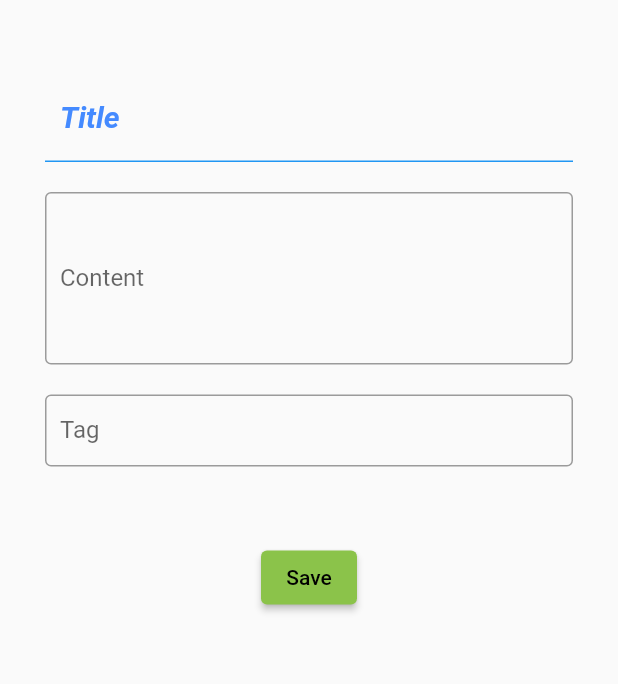
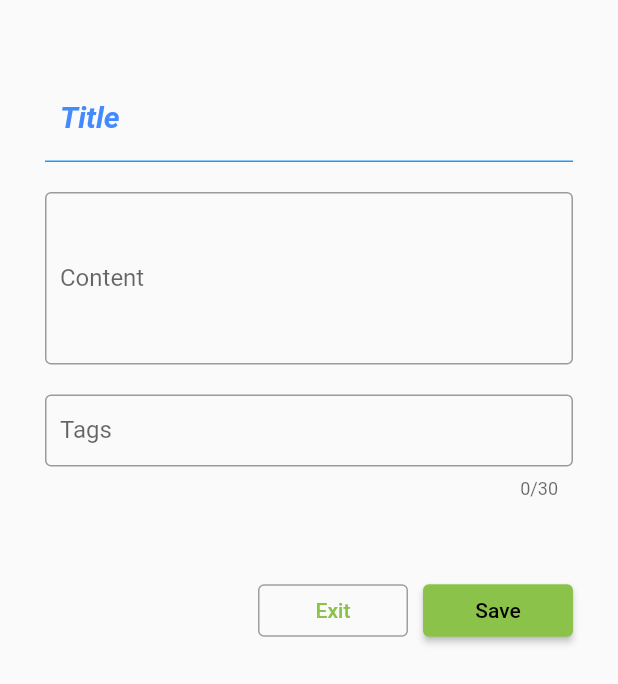
Before and after one commit to sueleekr/flutter-practice, a Flutter app: the screen it shows after launch, after a tap on the "add" icon, on a phone screen of 412 x 824 dp. Shown: the top 684 px of the screen. Run offline on Flutter 3.47's test engine with Material 2 defaults, Android fonts, the phone set to English and light mode, and no system bars; our stand-ins replace async_redux.

Commit message:
multi tag

```diff
--- a/lib/main.dart
+++ b/lib/main.dart
@@ -26,8 +26,8 @@ class MyApp extends StatelessWidget {
         //'/addnote': (context) => NoteDetails(),
         '/notedetails': (context)
           {
-            final dynamic args = ModalRoute.of(context)!.settings.arguments;
-            return NoteDetails(note:args);
+            final NoteDetailsArguments args = ModalRoute.of(context)!.settings.arguments as NoteDetailsArguments;
+            return NoteDetails(note: args.note);
           }
       },
     )
--- a/lib/model/note.dart
+++ b/lib/model/note.dart
@@ -1,14 +1,14 @@
 class Note {
-  int id = 0;
+  int? id;
   String title = '';
   String content = '';
-  String tag = '';
+  List<String>? tags;
 
-  Note(String title, String content,{String tag = '', int id = 0}){
-    this.id = id;
-    this.title = title;
-    this.content = content;
-    this.tag = tag;
-  }
+  Note({
+    this.id,
+    this.title = '',
+    this.content = '',
+    this.tags
+  });
 
 }
--- a/lib/pages/addlistview.dart
+++ b/lib/pages/addlistview.dart
@@ -1,10 +1,9 @@
 import 'package:async_redux/async_redux.dart' as Redux;
 import 'package:flutter/material.dart';
 import 'package:todo_with_redux/model/note.dart';
-import 'package:todo_with_redux/redux/actions/notedeleteaction.dart';
 import 'package:todo_with_redux/redux/app_state.dart';
-import 'package:todo_with_redux/redux/store.dart';
-import 'dart:math' as math;
+import 'package:todo_with_redux/widgets/noteitme.dart';
+import 'notedetails.dart';
 
 class _AddListView extends StatefulWidget {
 
@@ -21,18 +20,34 @@ class __AddListViewState extends State<_AddListView> {
   TextEditingController contentController = TextEditingController();
   TextEditingController testController = TextEditingController();
 
-  late Note note;
-
   @override
   Widget build(BuildContext context) {
     return
     Scaffold(
       appBar:
         AppBar(
-          title:Text('My Notes')
+          title:Text('My Notes'),
+          actions: [
+            Padding(
+              padding: EdgeInsets.only(right: 20.0),
+              child: GestureDetector(
+                onTap: () {
+                  Navigator.pushNamed(context,
+                    '/notedetails',
+                    arguments: NoteDetailsArguments()
+                  );
+                },
+                child: Icon(
+                  Icons.add,
+                  color: Colors.yellowAccent,
+                  size: 40.0,
                 ),
-      floatingActionButton:FloatingActionButton(
-        //backgroundColor: Colors.lightGreen,
+              )
+            ),
+          ],
+        ),
+
+/*         floatingActionButton:FloatingActionButton(
           child: Icon(Icons.add),
           onPressed: () => {
             Navigator.pushNamed(context,
@@ -40,47 +55,22 @@ class __AddListViewState extends State<_AddListView> {
               arguments: Note('',''),
             )
           }
-      ),
+        ), */
+
       body:
         Center(
             child:
               Column(
                 children: [
                   Padding(padding: EdgeInsets.only(top: 30)),
-/*                   ElevatedButton(
-                    onPressed: ()=>
-                      Navigator.of(context).pushNamed("/addnote"),
-                    child: Text('Add new note')
-                  ), */
-/*                   TextField(
-                    controller: titleController,
-                    decoration: InputDecoration(
-                      border: OutlineInputBorder(),
-                      labelText: 'Title'
-                    ),
-                  ),
-                  Padding(padding: EdgeInsets.only(top: 10)),
-                  TextField(
-                    controller: contentController,
-                    decoration: InputDecoration(
-                      border: OutlineInputBorder(),
-                      labelText: 'Content'
-                    ),
-                  ),
-                  Padding(padding: EdgeInsets.only(top: 20)),
-                  ElevatedButton(
-                    onPressed: ()=>
-                      onPressAdd(),
-                    child: Text('Add')
-                  ), */
-                  Padding(padding: EdgeInsets.only(top: 10)),
                   Expanded(
                     child:
                       ListView.builder(
                         itemCount: widget.notes.length,
                         itemBuilder: (context, idx){
                           return
-                            Card(
+                            NoteItem(note: widget.notes[idx]);
+/*                             Card(
                               child: ListTile(
                                 onTap: (){
                                   Navigator.pushNamed(context,
@@ -90,7 +80,14 @@ class __AddListViewState extends State<_AddListView> {
                                 },
                                 leading: Text(widget.notes[idx].id.toString()),
                                 title: Text(widget.notes[idx].title),
-                                subtitle: Text(widget.notes[idx].content),
+                                subtitle: Column(
+                                  crossAxisAlignment: CrossAxisAlignment.start,
+                                  children: [
+                                    Text(widget.notes[idx].content),
+                                    Text(widget.notes[idx].tag)
+                                  ],
+                                ),
+
                                 trailing: GestureDetector(
                                   onTap: () async {
                                     bool result;
@@ -104,12 +101,11 @@ class __AddListViewState extends State<_AddListView> {
                                   child: Transform.rotate(
                                     angle: math.pi/4,
                                     child: Icon(Icons.add),
-
                                   ),
                                 )
                               ),
 
-                            );
+                            ); */
                         }
                       )
                   )
@@ -119,26 +115,6 @@ class __AddListViewState extends State<_AddListView> {
     ) ;
 
   }
-/*
-  void onPressAdd() async {
-
-    if(titleController.text == '' && contentController.text==''){
-      bool result;
-      result = await alertMessage("Both fields has no data, still want to add?");
-
-      if (!result) return;
-    }
-
-    Note note = Note(titleController.text, contentController.text);
-
-    store.dispatch(NoteAddAction(note: note));
-
-    // init fields
-    titleController.text = '';
-    contentController.text = '';
-
-  } */
-
 
   Future<bool> alertMessage (String msg) async {
     bool retVal = false;
--- a/lib/pages/notedetails.dart
+++ b/lib/pages/notedetails.dart
@@ -1,11 +1,13 @@
+
 import 'package:flutter/material.dart';
+import 'package:flutter/services.dart';
 import 'package:todo_with_redux/model/note.dart';
 import 'package:todo_with_redux/redux/actions/noteaddaction.dart';
 import 'package:todo_with_redux/redux/actions/noteeditaction.dart';
 import 'package:todo_with_redux/redux/store.dart';
 
 class NoteDetails extends StatefulWidget {
-  final Note note;
+  final Note? note;
 
   NoteDetails({Key? key, required this.note}) : super(key: key);
 //NoteDetails({Key? key}) : super(key: key);
@@ -16,19 +18,33 @@ class NoteDetails extends StatefulWidget {
 class _NoteDetailsState extends State<NoteDetails> {
   TextEditingController titleController = TextEditingController();
   TextEditingController contentController = TextEditingController();
-  TextEditingController tagController = TextEditingController();
+  TextEditingController tagsController = TextEditingController();
+
+  List<String>? tags = <String>[];
 
   @override
+
+  void initState() {
+    if (widget.note !=null) {
+      super.initState();
+      tags = widget.note!.tags;
+    }
+
+  }
+
   Widget build(BuildContext context) {
-    titleController.text = widget.note.title;
-    contentController.text = widget.note.content;
-    tagController.text = widget.note.tag;
+    titleController.text = widget.note?.title ?? '';
+    contentController.text = widget.note?.content ?? '';
+    //tagsController.text = (widget.note?.tags!.length == null ? '' : widget.note?.tags!.join(','))!;
+
     return Scaffold(
-      body:
+      body: SingleChildScrollView(
+        child:
         Padding(
           padding: EdgeInsets.only(top: 50,left: 30, right: 30, bottom: 50),
           child: Center(
               child: Column(
+                crossAxisAlignment: CrossAxisAlignment.start,
                 children: [
                   TextField(
                     controller: titleController,
@@ -45,7 +61,6 @@ class _NoteDetailsState extends State<NoteDetails> {
                               borderSide: BorderSide(color: Colors.red),
                     ),
                     ),
-                    onChanged: (val)=> widget.note.title = titleController.text ,
                   ),
                   Padding(padding: EdgeInsets.only(top: 20)),
                   TextField(
@@ -56,36 +71,128 @@ class _NoteDetailsState extends State<NoteDetails> {
                       border: OutlineInputBorder(),
                       labelText: 'Content'
                     ),
-                    onChanged: (val)=> widget.note.content = contentController.text ,
                   ),
                   Padding(padding: EdgeInsets.only(top: 20)),
+
+/*                   if(widget.note.tag!='')
+                  Wrap(
+                    crossAxisAlignment: WrapCrossAlignment.start,
+                    children:[
+                        Container(
+                          alignment: Alignment.centerLeft,
+                          height: 20,
+                          width: widget.note.tag.length.toDouble()*8,
+                          decoration: BoxDecoration(
+                            border: Border.all(
+                              color:Colors.blue
+                            ),
+                            borderRadius: BorderRadius.circular(10),
+                            color: Color(0xFFFFECB3)
+                          ),
+                          child: Center(
+                            child: Text(widget.note.tag.toUpperCase(),
+                            style: TextStyle(
+                              fontSize: 13
+                            ),
+                          )),
+                        ),
+                    ]
+                  ), */
+
                   TextField(
-                    controller: tagController,
+                    maxLength: 30,
+                    maxLengthEnforcement: MaxLengthEnforcement.enforced,
+                    controller: tagsController,
                     decoration: InputDecoration(
                       contentPadding: EdgeInsets.all(10),
                       border: OutlineInputBorder(),
-                      labelText: 'Tag'
+                      labelText: 'Tags'
                     ),
-                    onChanged: (val)=> widget.note.tag = tagController.text ,
+
+                    onSubmitted: (value) => onTagSubmit(value),
+                  ),
+                  if(tags != null)
+                    Wrap(
+                      children: tags!.asMap().entries.map((tag){
+                        return
+                          InputChip(
+                            backgroundColor: Colors.lime,
+                            label: Text(tag.value),
+                            labelStyle: TextStyle(
+                              color: Colors.black
+                            ),
+                            onDeleted: (){
+                              setState(() {
+                                tags!.removeAt(tag.key);
+                              });
+
+                            },
+                          );
+                      }).toList()
                     ),
                   Padding(padding: EdgeInsets.only(top: 50)),
+                  Row(
+                    mainAxisAlignment: MainAxisAlignment.end,
+                    children: [
+                      OutlinedButton(
+                        onPressed: ()=>
+                          Navigator.pop(context),
+                        child: Text('Exit'),
+                        style: OutlinedButton.styleFrom(
+                          minimumSize: Size(100,35),
+                          side: BorderSide(color: Colors.grey,
+                            width: 1.0
+                          )
+                        ),
+                      ),
+                      Padding(padding: EdgeInsets.only(left: 10)),
                       ElevatedButton(
                         onPressed: ()=>
-                      onSave(widget.note),
-                    child: Text('Save')
+                          onSave(),
+                        child: Text('Save'),
+                        style: ElevatedButton.styleFrom(
+                          onPrimary: Colors.black,
+                          onSurface: Colors.red,
+                          minimumSize: Size(100, 35)
                         ),
+                      ),
+                    ],
+                  )
                 ],
               )
 
 
           ),
+        ),
       )
-      ,
+    );
 
-    );
   }
 
-  void onSave(Note note) async {
+
+  onTagSubmit(String value) async {
+    List<String> newTags = value.split(',');
+
+     if (newTags.where((tag) => (tag.length >= 10)).length > 0) {
+      await alertMessage("Tag limit is 10");
+      return;
+    }
+
+    if(newTags.length + tags!.length > 10) {
+      await alertMessage("You can attach tags upto 10");
+      return;
+    }
+
+    setState(() {
+      List<String> values = value.split(',') ;
+      tags!.addAll(values);
+    });
+
+    tagsController.text = '';
+    //print(widget.note!.tags);
+  }
+
+  void onSave() async {
 
     if(titleController.text == '' && contentController.text==''){
       bool result;
@@ -94,7 +201,9 @@ class _NoteDetailsState extends State<NoteDetails> {
       if (!result) return;
     }
 
-    if(note.id == 0)
+    Note note = Note(title: titleController.text, content: contentController.text, tags: tags, id: widget.note?.id);
+
+    if(note.id ==null)
       store.dispatch(NoteAddAction(note: note));
 
     else
@@ -146,3 +255,9 @@ class _NoteDetailsState extends State<NoteDetails> {
 
 
 }
+
+class NoteDetailsArguments {
+  Note? note;
+
+  NoteDetailsArguments({ this.note });
+}
--- a/lib/redux/actions/noteeditaction.dart
+++ b/lib/redux/actions/noteeditaction.dart
@@ -20,9 +20,8 @@ class NoteEditAction extends BaseAction {
       throw Exception('This note doesn\'t have id');
     notes = List.of(state.noteState.notes) ;
 
-    //idx = notes.indexOf(note);
-    //notes[idx].title = notes[idx].title;
-
+    idx = notes.indexWhere((element) => element.id == note.id);
+    notes[idx] = note;
 
     NoteState itemState = NoteState( notes: notes, maxId: state.noteState.maxId);
 
```
Also changed, not shown: lib/widgets/noteitme.dart (added, +226 -0 lines). Lines whose indentation alone changed are shown as unchanged.
